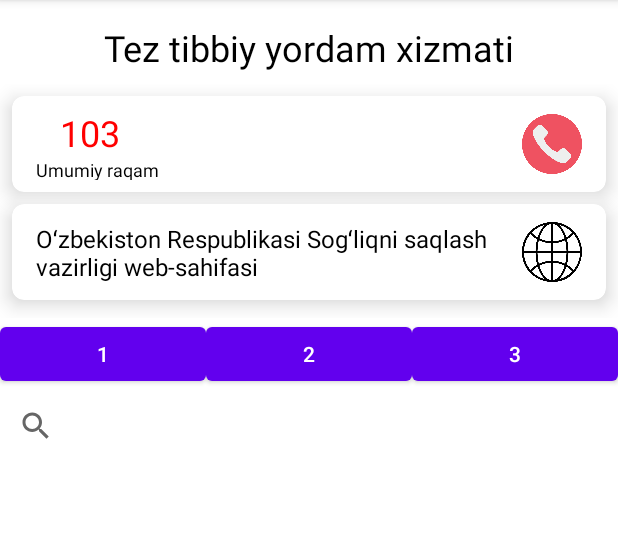
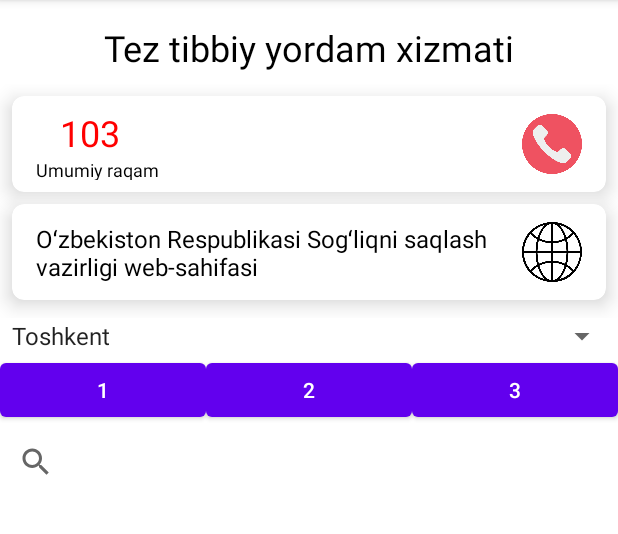
Before and after one commit to DilshodIskandarovAndroid/Dilshod, an Android app: the ActivityOne screen opened directly, with no data from a screen before it, on a phone screen of 412 x 824 dp, the part 84-618 px from its top. Run offline under Robolectric (Android 15) with nearby library versions, the phone set to English and light mode, and no system bars; our stand-ins replace Firebase (no records; nobody signed in at launch, a user with empty details on screens opened directly).

Commit message:
Add Spinner Viloyatlar

```diff
--- a/app/src/main/java/com/example/onezero/ActivityOne.java
+++ b/app/src/main/java/com/example/onezero/ActivityOne.java
@@ -4,8 +4,13 @@ import android.content.Intent;
 import android.net.Uri;
 import android.os.Bundle;
 import android.view.View;
+import android.widget.AdapterView;
+import android.widget.ArrayAdapter;
 import android.widget.Button;
 import android.widget.SearchView;
+import android.widget.Spinner;
+import android.widget.Toast;
+
 import androidx.annotation.NonNull;
 import androidx.appcompat.app.AppCompatActivity;
 import androidx.cardview.widget.CardView;
@@ -20,8 +25,7 @@ import com.google.firebase.database.ValueEventListener;
 
 import java.util.ArrayList;
 
-public class ActivityOne extends AppCompatActivity
-{
+public class ActivityOne extends AppCompatActivity  implements AdapterView.OnItemSelectedListener {
 
     private RecyclerView recyclerView;
     private final FirebaseDatabase db = FirebaseDatabase.getInstance();
@@ -35,6 +39,14 @@ public class ActivityOne extends AppCompatActivity
     protected void onCreate(Bundle savedInstanceState) {
         super.onCreate(savedInstanceState);
         setContentView(R.layout.activity_one);
+
+        Spinner spinner = findViewById(R.id.spinner);
+        ArrayAdapter<CharSequence> adapters = ArrayAdapter.createFromResource(this,R.array.viloyatlar, android.R.layout.simple_spinner_item);
+        adapters.setDropDownViewResource(android.R.layout.simple_spinner_dropdown_item);
+        spinner.setAdapter(adapters);
+
+
+
 
         initsearch();
         button1 = findViewById(R.id.btn1);
@@ -167,4 +179,15 @@ public class ActivityOne extends AppCompatActivity
     public void btns3(View view) {
         filterList("shovot");
     }
+
+    @Override
+    public void onItemSelected(AdapterView<?> parent, View view, int position, long id) {
+        String text = parent.getItemAtPosition(position).toString();
+        Toast.makeText(parent.getContext(), text, Toast.LENGTH_SHORT).show();
+    }
+
+    @Override
+    public void onNothingSelected(AdapterView<?> parent) {
+
+    }
 }
--- a/app/src/main/res/layout/activity_one.xml
+++ b/app/src/main/res/layout/activity_one.xml
@@ -125,9 +125,21 @@
 
         </androidx.cardview.widget.CardView>
     </LinearLayout>
+
+    <Spinner
+        android:layout_width="match_parent"
+        android:layout_height="wrap_content"
+         android:id="@+id/spinner"
+        android:layout_below="@+id/mainliner"
+        />
+
+
+
+
+
     <LinearLayout
         android:id="@+id/twoliner"
-        android:layout_below="@+id/mainliner"
+        android:layout_below="@+id/spinner"
         android:layout_width="match_parent"
         android:layout_height="wrap_content"
         android:orientation="horizontal">
--- a/app/src/main/res/values/strings.xml
+++ b/app/src/main/res/values/strings.xml
@@ -4,4 +4,19 @@
     <string name="soglikvazirlik">O\ʻzbekiston Respublikasi Sog\ʻliqni saqlash vazirligi web-sahifasi</string>
     <string name="one_zero_one">ONE ZERO ONE</string>
     <string name="title_activity_maps">Map</string>
+
+    <string-array name="viloyatlar">
+        <item>Toshkent</item>
+        <item>Andijon</item>
+        <item>Namangan</item>
+        <item>Farg\'ona</item>
+        <item>Sirdaryo</item>
+        <item>Jizzax</item>
+        <item>Samarqand</item>
+        <item>Buxoro</item>
+        <item>Navoiy</item>
+        <item>Qashqadaryo</item>
+        <item>Surxondaryo</item>
+        <item>Xorazm</item>
+    </string-array>
 </resources>
```
